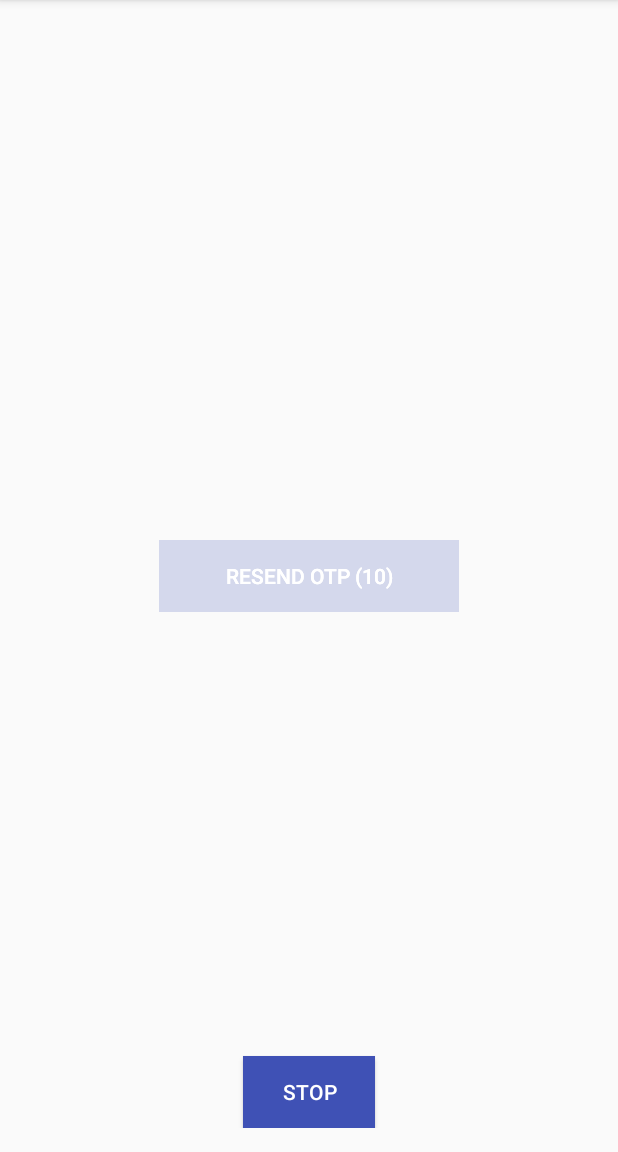
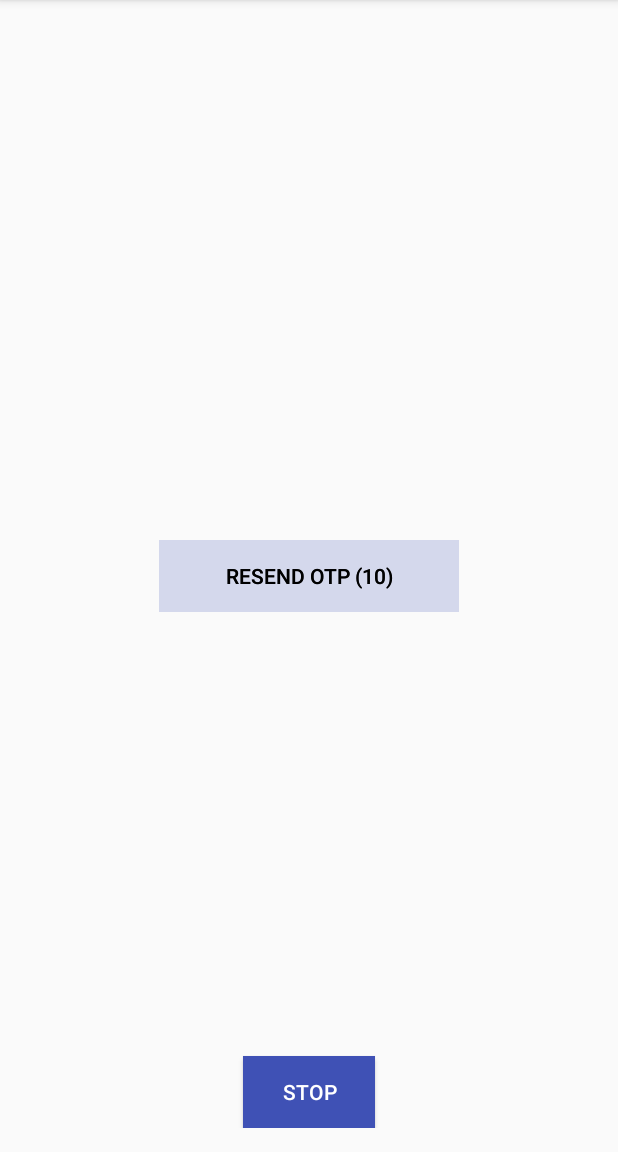
Before and after one commit to dhruvtaneja/timer-button, an Android app: the screen it shows after launch (MainActivity), after a tap on "SEND OTP", on a phone screen of 412 x 824 dp, the part 84-1236 px from its top. Run offline under Robolectric (Android 15) with nearby library versions, the phone set to English and light mode, and no system bars.

Commit message:
Change attrs to avoid collision

```diff
--- a/timerbutton/src/main/java/com/dhruv/timerbutton/TimerButton.java
+++ b/timerbutton/src/main/java/com/dhruv/timerbutton/TimerButton.java
@@ -80,8 +80,8 @@ public class TimerButton extends RelativeLayout implements Animation.AnimationLi
         mDynamicStringId = a.getResourceId(R.styleable.TimerButton_dynamicString, 0);
         mButtonBackgroundId = a.getResourceId(R.styleable.TimerButton_buttonBackground, 0);
         mAnimationBackgroundId = a.getResourceId(R.styleable.TimerButton_animationBackground, 0);
-        mTextColor = a.getColorStateList(R.styleable.TimerButton_textColor);
-        mTextSize = a.getDimensionPixelSize(R.styleable.TimerButton_textSize, 0);
+        mTextColor = a.getColorStateList(R.styleable.TimerButton_buttonTextColor);
+        mTextSize = a.getDimensionPixelSize(R.styleable.TimerButton_buttonTextSize, 0);
         a.recycle();
     }
 
--- a/timerbutton/src/main/res/values/attrs.xml
+++ b/timerbutton/src/main/res/values/attrs.xml
@@ -6,8 +6,8 @@
         <attr name="dynamicString" format="reference"/>
         <attr name="animationBackground" format="reference"/>
         <attr name="buttonBackground" format="reference"/>
-        <attr name="textColor" format="reference|color"/>
-        <attr name="textSize" format="reference|dimension"/>
+        <attr name="buttonTextColor" format="reference|color"/>
+        <attr name="buttonTextSize" format="reference|dimension"/>
     </declare-styleable>
 
 </resources>
```
